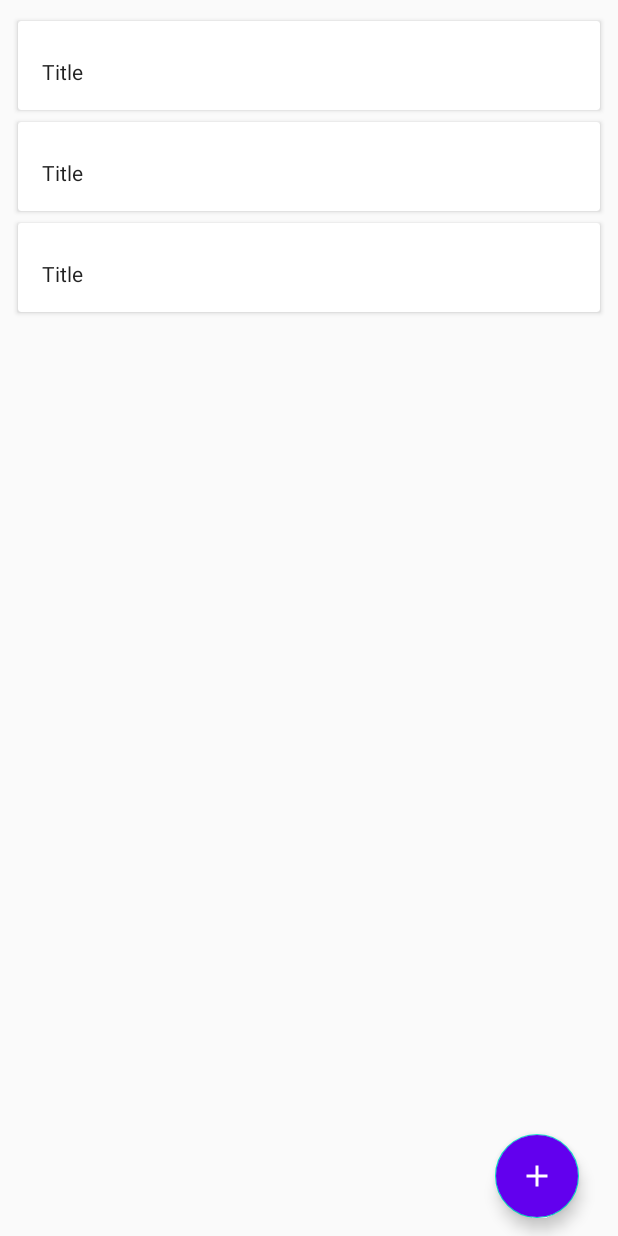
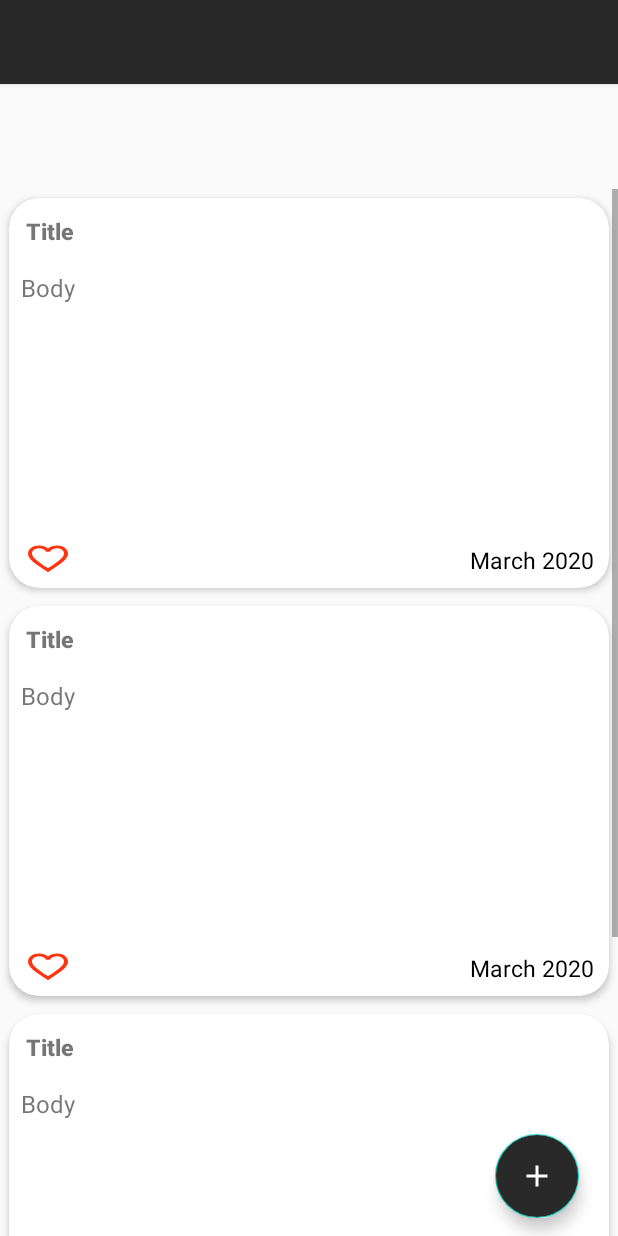
Before and after one commit to ikassim9/Notes-app, an Android app: the layout activity_main.xml on its own in the app's theme, with its tools: preview values and no code run, on a phone screen of 412 x 824 dp. Run offline under Robolectric (Android 15) with nearby library versions, the phone set to English and light mode, and no system bars.

Commit message:
updated and redsign the cardview

```diff
--- a/app/build.gradle
+++ b/app/build.gradle
@@ -15,9 +15,9 @@ android {
 
     defaultConfig {
         applicationId "com.ismail.mynotes"
-        minSdkVersion 16
+        minSdkVersion 21
         targetSdkVersion 29
-        versionCode 1
+        versionCode 3
         versionName "1.0"
 
         testInstrumentationRunner "androidx.test.runner.AndroidJUnitRunner"
--- a/app/src/main/AndroidManifest.xml
+++ b/app/src/main/AndroidManifest.xml
@@ -10,7 +10,7 @@
         android:supportsRtl="true"
         android:theme="@style/AppTheme">
         <activity android:name=".NoteActivity"
-            android:windowSoftInputMode="adjustResize"
+            android:windowSoftInputMode="adjustPan"
             android:parentActivityName=".MainActivity"/>
         <activity android:name=".MainActivity">
             <intent-filter>
--- /dev/null
+++ b/app/src/main/res/drawable/heart_shape.xml
@@ -0,0 +1,6 @@
+<?xml version="1.0" encoding="utf-8"?>
+<shape xmlns:android="http://schemas.android.com/apk/res/android"
+    android:shape="oval"
+    >
+    <solid android:color="#000" />
+</shape>
--- /dev/null
+++ b/app/src/main/res/drawable/ic_baseline_favorite_24.xml
@@ -0,0 +1,5 @@
+<vector android:height="24dp" android:tint="#FF3410"
+    android:viewportHeight="24" android:viewportWidth="24"
+    android:width="24dp" xmlns:android="http://schemas.android.com/apk/res/android">
+    <path android:fillColor="@android:color/holo_red_light" android:pathData="M12,21.35l-1.45,-1.32C5.4,15.36 2,12.28 2,8.5 2,5.42 4.42,3 7.5,3c1.74,0 3.41,0.81 4.5,2.09C13.09,3.81 14.76,3 16.5,3 19.58,3 22,5.42 22,8.5c0,3.78 -3.4,6.86 -8.55,11.54L12,21.35z"/>
+</vector>
--- /dev/null
+++ b/app/src/main/res/drawable/ic_favorite_off.xml
@@ -0,0 +1,5 @@
+<vector android:height="24dp" android:tint="#FF3410"
+    android:viewportHeight="24" android:viewportWidth="24"
+    android:width="24dp" xmlns:android="http://schemas.android.com/apk/res/android">
+    <path android:fillColor="@android:color/holo_red_light" android:pathData="M16.5,3c-1.74,0 -3.41,0.81 -4.5,2.09C10.91,3.81 9.24,3 7.5,3 4.42,3 2,5.42 2,8.5c0,3.78 3.4,6.86 8.55,11.54L12,21.35l1.45,-1.32C18.6,15.36 22,12.28 22,8.5 22,5.42 19.58,3 16.5,3zM12.1,18.55l-0.1,0.1 -0.1,-0.1C7.14,14.24 4,11.39 4,8.5 4,6.5 5.5,5 7.5,5c1.54,0 3.04,0.99 3.57,2.36h1.87C13.46,5.99 14.96,5 16.5,5c2,0 3.5,1.5 3.5,3.5 0,2.89 -3.14,5.74 -7.9,10.05z"/>
+</vector>
--- /dev/null
+++ b/app/src/main/res/drawable/selector.xml
@@ -0,0 +1,8 @@
+<?xml version="1.0" encoding="utf-8"?>
+<selector xmlns:android="http://schemas.android.com/apk/res/android">
+
+    <item android:drawable="@drawable/ic_favorite_off" android:state_checked="false"/>
+
+    <item android:state_checked="true" android:drawable="@drawable/ic_baseline_favorite_24"/>
+
+</selector>
--- a/app/src/main/res/layout/activity_main.xml
+++ b/app/src/main/res/layout/activity_main.xml
@@ -1,25 +1,33 @@
 <?xml version="1.0" encoding="utf-8"?>
 <androidx.coordinatorlayout.widget.CoordinatorLayout xmlns:android="http://schemas.android.com/apk/res/android"
+    xmlns:app="http://schemas.android.com/apk/res-auto"
     xmlns:tools="http://schemas.android.com/tools"
     android:id="@+id/coordinatorLayout"
     android:layout_width="match_parent"
     android:layout_height="match_parent"
-    xmlns:app="http://schemas.android.com/apk/res-auto"
     tools:context=".MainActivity">
 
+
+    <RelativeLayout
+        android:layout_width="match_parent"
+        android:layout_height="match_parent">
+        <include
+            android:id="@+id/toolbar"
+            layout="@layout/toolbar" />
     <androidx.recyclerview.widget.RecyclerView
         android:id="@+id/recyclerView"
+        android:layout_marginTop="70dp"
         android:layout_width="match_parent"
-        android:scrollbars="vertical"
         android:layout_height="match_parent"
         android:layout_alignParentStart="true"
+        android:layout_below="@id/toolbar"
         android:layout_alignParentLeft="true"
-        android:layout_alignParentTop="true"
-        android:layout_marginTop="2dp"
-        android:layout_marginBottom="7dp"
         android:clipToPadding="false"
-        android:padding="4dp"
+        android:scrollbars="vertical"
+        android:paddingBottom="60dp"
          tools:listitem="@layout/list_item" />
+
+
 
     <com.google.android.material.floatingactionbutton.FloatingActionButton
         android:id="@+id/fabBtn"
@@ -28,14 +36,15 @@
         android:layout_alignParentEnd="true"
         android:layout_alignParentRight="true"
         android:layout_alignParentBottom="true"
+        android:layout_gravity="bottom|end"
         android:layout_marginEnd="26dp"
-            android:layout_gravity="bottom|end"
+        android:layout_marginRight="26dp"
         android:layout_marginBottom="12dp"
         android:backgroundTint="@color/colorPrimary"
         android:clickable="true"
         android:focusable="true"
         android:padding="0dp"
-            app:srcCompat="@drawable/ic_add"
-            android:layout_marginRight="26dp" />
+        app:srcCompat="@drawable/ic_add" />
+    </RelativeLayout>
 
 </androidx.coordinatorlayout.widget.CoordinatorLayout>
--- a/app/src/main/res/layout/list_item.xml
+++ b/app/src/main/res/layout/list_item.xml
@@ -1,30 +1,94 @@
 <?xml version="1.0" encoding="utf-8"?>
 <androidx.cardview.widget.CardView xmlns:android="http://schemas.android.com/apk/res/android"
+    xmlns:app="http://schemas.android.com/apk/res-auto"
+    xmlns:tools="http://schemas.android.com/tools"
     android:layout_width="match_parent"
-    android:layout_height="wrap_content"
-    android:layout_marginStart="8dp"
-    android:layout_marginTop="8dp"
-    android:layout_marginEnd="8dp">
+    android:layout_height="260dp"
+    app:cardElevation="3dp"
+    android:layout_marginStart="6dp"
+    android:layout_marginTop="6dp"
+    android:layout_marginEnd="6dp"
+    android:layout_marginBottom="6dp"
+    app:cardCornerRadius="20dp">
 
-    <RelativeLayout
-        android:layout_width="wrap_content"
-        android:layout_height="wrap_content"
-        android:padding="8dp">
+
+    <androidx.constraintlayout.widget.ConstraintLayout
+        android:layout_width="match_parent"
+        android:layout_height="match_parent">
+
 
         <TextView
             android:id="@+id/title_text_view"
             android:layout_width="match_parent"
             android:layout_height="wrap_content"
-            android:layout_alignParentStart="true"
-            android:layout_alignParentLeft="true"
-            android:layout_marginTop="8dp"
             android:ellipsize="end"
+            android:fontFamily="sans-serif-black"
+            android:layout_margin="3dp"
             android:maxLines="1"
             android:padding="8dp"
-            android:text="@string/title"
-            android:textAppearance="@style/TextAppearance.AppCompat" />
+             android:text="Title"
+            android:textSize="15sp"
+            android:textStyle="bold"
+            app:layout_constraintEnd_toEndOf="parent"
+            app:layout_constraintHorizontal_bias="0.0"
+            app:layout_constraintStart_toStartOf="parent"
+            app:layout_constraintTop_toTopOf="parent" />
 
 
-    </RelativeLayout>
+<!--        <View-->
+<!--            android:layout_width="wrap_content"-->
+<!--            android:layout_height="1dp"-->
+<!--            android:layout_marginTop="4dp"-->
+<!--            android:background="@color/colorAccent"-->
+<!--            app:layout_constraintEnd_toEndOf="parent"-->
+<!--            app:layout_constraintHorizontal_bias="0.0"-->
+<!--            app:layout_constraintStart_toStartOf="parent"-->
+<!--            app:layout_constraintTop_toBottomOf="@id/title_text_view" />-->
+
+        <TextView
+            android:id="@+id/creationUpdateDate_text_view"
+            android:layout_width="wrap_content"
+            android:layout_height="wrap_content"
+            android:layout_marginEnd="10dp"
+            android:layout_marginBottom="8dp"
+            android:ellipsize="end"
+            android:maxLines="4"
+            android:text="March 2020"
+            android:textColor="@color/black"
+            android:textSize="15sp"
+            app:layout_constraintBottom_toBottomOf="parent"
+            app:layout_constraintEnd_toEndOf="parent"
+            app:layout_constraintVertical_bias="0.958" />
+
+
+        <ToggleButton
+            android:layout_width="32dp"
+            android:layout_height="23dp"
+            android:layout_marginStart="10dp"
+            android:layout_marginBottom="8dp"
+            android:background="@drawable/selector"
+            android:textOff=""
+            android:textOn=""
+            app:layout_constraintBottom_toBottomOf="parent"
+            app:layout_constraintStart_toStartOf="parent" />
+
+        <TextView
+            android:id="@+id/description_text_view"
+            android:layout_width="match_parent"
+            android:layout_height="wrap_content"
+            android:ellipsize="end"
+            android:maxLines="7"
+            android:textStyle="normal"
+            android:padding="8dp"
+            android:text="Body"
+            android:textSize="16sp"
+            app:layout_constraintEnd_toEndOf="parent"
+            app:layout_constraintHorizontal_bias="0.0"
+            app:layout_constraintStart_toStartOf="parent"
+            app:layout_constraintTop_toBottomOf="@+id/title_text_view" />
+
+
+    </androidx.constraintlayout.widget.ConstraintLayout>
+
 
 </androidx.cardview.widget.CardView>
--- /dev/null
+++ b/app/src/main/res/layout/toolbar.xml
@@ -0,0 +1,12 @@
+<?xml version="1.0" encoding="utf-8"?>
+<androidx.appcompat.widget.Toolbar xmlns:android="http://schemas.android.com/apk/res/android"
+    android:layout_width="match_parent"
+    android:layout_height="wrap_content"
+    xmlns:app="http://schemas.android.com/apk/res-auto"
+    android:background="@color/colorPrimary"
+    android:elevation="2dp"
+    android:theme="@style/ThemeOverlay.AppCompat.DayNight.ActionBar"
+    app:popupTheme="@style/ThemeOverlay.AppCompat.Dark">
+
+
+</androidx.appcompat.widget.Toolbar>
--- a/app/src/main/res/values/colors.xml
+++ b/app/src/main/res/values/colors.xml
@@ -1,6 +1,6 @@
 <?xml version="1.0" encoding="utf-8"?>
 <resources>
-    <color name="colorPrimary">#6200EE</color>
+    <color name="colorPrimary">#292929</color>
     <color name="colorPrimaryDark">#434243</color>
     <color name="colorAccent">#03DAC5</color>
     <color name="white">#FFF</color>
--- a/app/src/main/res/values/strings.xml
+++ b/app/src/main/res/values/strings.xml
@@ -1,7 +1,9 @@
 <resources>
     <string name="app_name">Notes</string>
     <!-- TODO: Remove or change this placeholder text -->
-    <string name="title_view">Title</string>
-    <string name="body">body</string>
+    <string name="title_view">Note title</string>
+    <string name="creation_date">Creation Date</string>
     <string name="title">Title</string>
+    <string name="body">Type your note here..</string>
+
 </resources>
--- a/app/src/main/res/values/styles.xml
+++ b/app/src/main/res/values/styles.xml
@@ -1,10 +1,11 @@
 <resources>
     <!-- Base application theme. -->
-    <style name="AppTheme" parent="Theme.AppCompat.Light.DarkActionBar">
+    <style name="AppTheme" parent="Theme.AppCompat.Light.NoActionBar">
         <!-- Customize your theme here. -->
         <item name="colorPrimary">@color/colorPrimary</item>
         <item name="colorPrimaryDark">@color/colorPrimaryDark</item>
         <item name="colorAccent">@color/colorAccent</item>
     </style>
 
+
 </resources>
```
Also changed, not shown: app/src/main/java/com/ismail/mynotes/Constants/Constant.kt (added, +13 -0 lines), app/src/main/java/com/ismail/mynotes/MainActivity.kt (+27 -24 lines), app/src/main/java/com/ismail/mynotes/NoteActivity.kt (+32 -17 lines), app/src/main/java/com/ismail/mynotes/RecyclerViewAdapter.kt (+6 -1 lines), app/src/main/java/com/ismail/mynotes/db/NoteItem.kt (+7 -1 lines), app/src/main/res/drawable/gradient_background.xml (added, +10 -0 lines), app/src/main/res/layout/activity_notes.xml (+50 -21 lines). Lines whose indentation alone changed are shown as unchanged.
